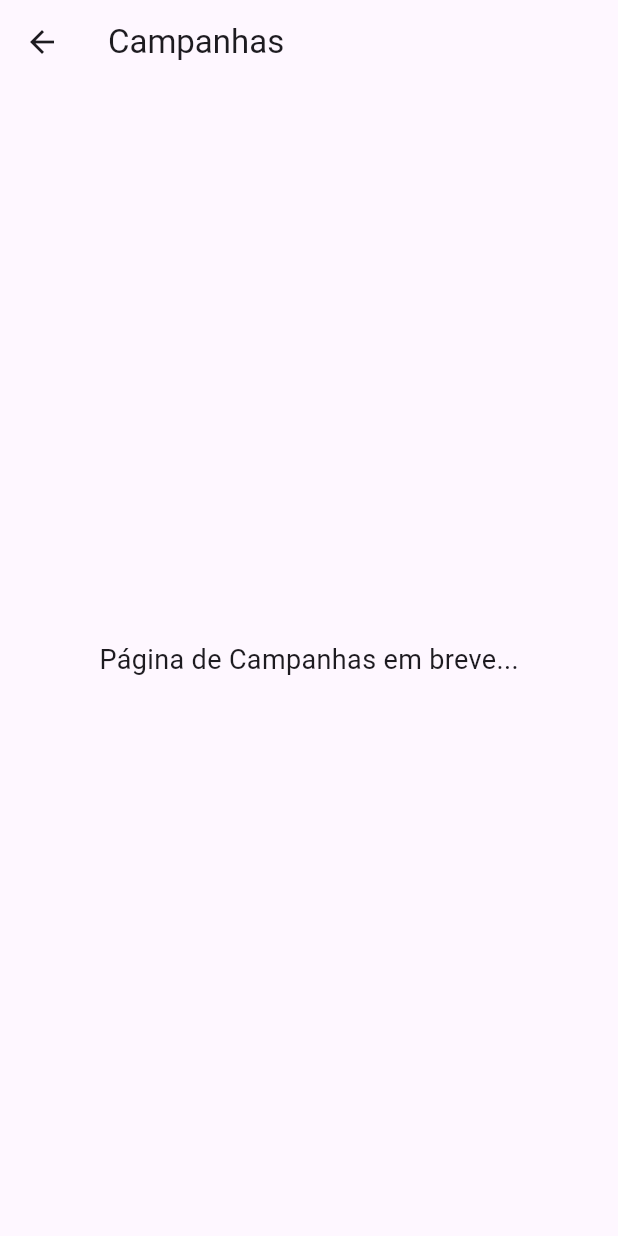
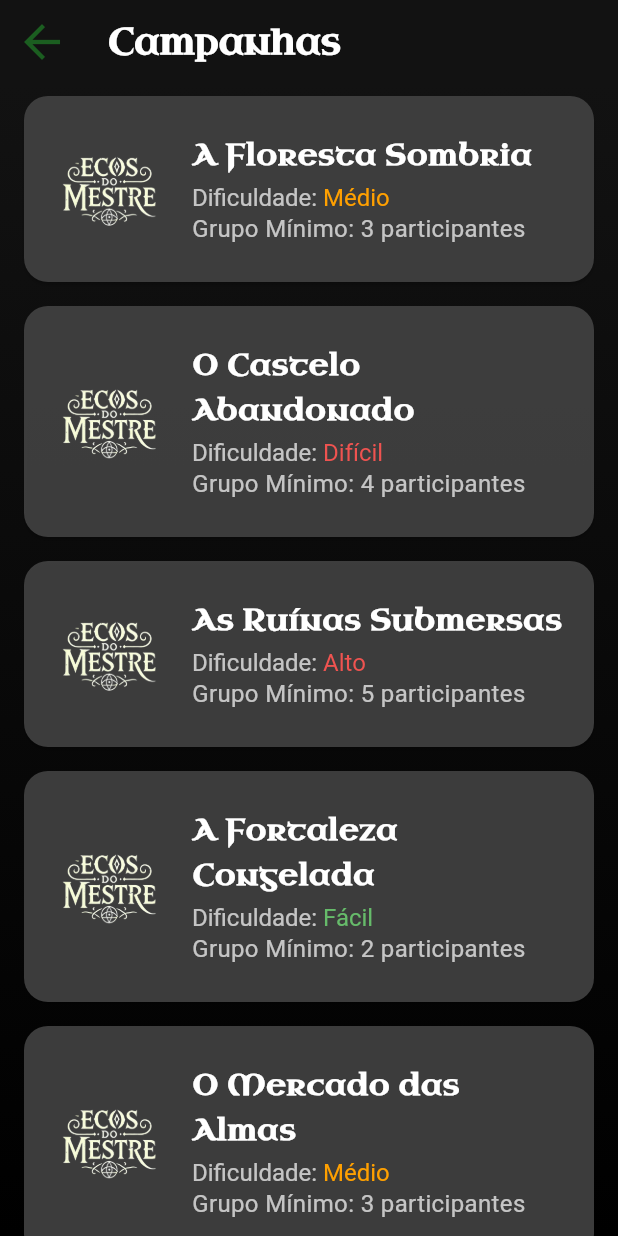
Before and after one commit to lcsmarinho/ecos_do_mestre, a Flutter app: the CampaignsPage screen opened by its route, on a phone screen of 412 x 824 dp. Run offline on Flutter 3.47's test engine with Material 3 defaults, Android fonts, the phone set to English and light mode, and no system bars.

Commit message:
Adicionando a pagina de campanha detalhada

```diff
--- /dev/null
+++ b/assets/campanhas.json
@@ -0,0 +1,62 @@
+[
+    {
+      "id": "campanha1",
+      "titulo": "A Floresta Sombria",
+      "imagem": "assets/images/ecos-nome.png",
+      "dificuldade": "Médio",
+      "grupoMinimo": 3,
+      "corpo": "Uma aventura misteriosa na floresta onde sombras ganham vida.",
+      "monstros": ["Lobisomem", "Worg"],
+      "chefoes": ["Aranha Gigante"],
+      "recompensas": ["Espada Encantada", "Poção de Cura"],
+      "npcs": ["Velho Sábio", "Caçador"]
+    },
+    {
+      "id": "campanha2",
+      "titulo": "O Castelo Abandonado",
+      "imagem": "assets/images/ecos-nome.png",
+      "dificuldade": "Difícil",
+      "grupoMinimo": 4,
+      "corpo": "Explore um castelo antigo repleto de segredos e perigos.",
+      "monstros": ["Zumbi", "Espectro"],
+      "chefoes": ["Lorde Fantasma"],
+      "recompensas": ["Armadura Mística", "Anel da Invisibilidade"],
+      "npcs": ["Gentil Fantasma", "Bibliotecário Espectral"]
+    },
+    {
+      "id": "campanha3",
+      "titulo": "As Ruínas Submersas",
+      "imagem": "assets/images/ecos-nome.png",
+      "dificuldade": "Alto",
+      "grupoMinimo": 5,
+      "corpo": "Descubra os mistérios das ruínas esquecidas no fundo do mar.",
+      "monstros": ["Sereia", "Kraken"],
+      "chefoes": ["Rei das Profundezas"],
+      "recompensas": ["Tridente Sagrado", "Colar de Pérolas"],
+      "npcs": ["Navegador", "Mago Marinho"]
+    },
+    {
+      "id": "campanha4",
+      "titulo": "A Fortaleza Congelada",
+      "imagem": "assets/images/ecos-nome.png",
+      "dificuldade": "Fácil",
+      "grupoMinimo": 2,
+      "corpo": "Uma fortaleza de gelo com segredos milenares e inimigos congelados.",
+      "monstros": ["Yeti", "Lobisomem de Gelo"],
+      "chefoes": ["Guerreiro de Gelo"],
+      "recompensas": ["Machado de Gelo", "Capa de Pelos"],
+      "npcs": ["Ancião da Neve", "Caçador do Norte"]
+    },
+    {
+      "id": "campanha5",
+      "titulo": "O Mercado das Almas",
+      "imagem": "assets/images/ecos-nome.png",
+      "dificuldade": "Médio",
+      "grupoMinimo": 3,
+      "corpo": "Um mercado místico onde almas e segredos são negociados.",
+      "monstros": ["Sombras Errantes", "Espectros"],
+      "chefoes": ["Mercador de Almas"],
+      "recompensas": ["Amuleto das Sombras", "Pergaminho Antigo"],
+      "npcs": ["Místico Errante", "Guardião dos Segredos"]
+    }
+  ]
--- a/lib/main.dart
+++ b/lib/main.dart
@@ -1,21 +1,23 @@
 import 'package:flutter/material.dart';
 import 'pages/home_screen.dart';
 import 'pages/campaigns_page.dart';
+import 'pages/campaign_detail_page.dart';
 
 void main() {
-  runApp(EcosDoMestreApp());
+  runApp(MyApp());
 }
 
-class EcosDoMestreApp extends StatelessWidget {
+class MyApp extends StatelessWidget {
   @override
   Widget build(BuildContext context) {
     return MaterialApp(
       title: 'Ecos do Mestre',
-      theme: ThemeData(primarySwatch: Colors.deepPurple),
+      theme: ThemeData(primaryColor: Color(0xFF121212)),
       initialRoute: '/',
       routes: {
         '/': (context) => HomeScreen(),
         '/campanhas': (context) => CampaignsPage(),
+        '/campanhaDetalhe': (context) => CampaignDetailPage(),
       },
     );
   }
--- a/lib/pages/campaigns_page.dart
+++ b/lib/pages/campaigns_page.dart
@@ -1,14 +1,163 @@
+import 'dart:convert';
 import 'package:flutter/material.dart';
+import 'package:flutter/services.dart';
 
-class CampaignsPage extends StatelessWidget {
+class CampaignsPage extends StatefulWidget {
+  const CampaignsPage({Key? key}) : super(key: key);
+
+  @override
+  _CampaignsPageState createState() => _CampaignsPageState();
+}
+
+class _CampaignsPageState extends State<CampaignsPage> {
+  Future<List<dynamic>> _loadCampaigns() async {
+    final jsonString = await rootBundle.loadString('assets/campanhas.json');
+    final List<dynamic> data = json.decode(jsonString);
+    return data;
+  }
+
+  // Função para determinar a cor da dificuldade
+  Color getDifficultyColor(String difficulty) {
+    switch (difficulty.toLowerCase()) {
+      case 'fácil':
+        return Color(0xFF66BB6A); // Verde claro
+      case 'médio':
+        return Color(0xFFFFA000); // Amarelo/laranja
+      case 'difícil':
+      case 'alto':
+        return Color(0xFFEF5350); // Vermelho
+      default:
+        return Colors.white;
+    }
+  }
+
   @override
   Widget build(BuildContext context) {
+    final Color accentColor = Color(
+      0xFF1B5E20,
+    ); // Tom de verde usado na estética
+
     return Scaffold(
-      appBar: AppBar(title: Text('Campanhas')),
-      body: Center(
-        child: Text(
-          'Página de Campanhas em breve...',
-          style: TextStyle(fontSize: 18),
+      appBar: AppBar(
+        leading: IconButton(
+          icon: Icon(Icons.arrow_back, size: 36),
+          color: accentColor, // Botão de voltar em verde
+          onPressed: () {
+            Navigator.pop(context);
+          },
+        ),
+        title: Text(
+          'Campanhas',
+          style: TextStyle(
+            fontFamily: 'UncialAntiqua',
+            fontSize: 24,
+            fontWeight: FontWeight.bold,
+            color: Colors.white,
+          ),
+        ),
+        backgroundColor: Color(0xFF121212),
+        elevation: 0,
+      ),
+      body: Container(
+        decoration: BoxDecoration(
+          gradient: LinearGradient(
+            colors: [Color(0xFF121212), Colors.black],
+            begin: Alignment.topCenter,
+            end: Alignment.bottomCenter,
+          ),
+        ),
+        child: FutureBuilder<List<dynamic>>(
+          future: _loadCampaigns(),
+          builder: (context, snapshot) {
+            if (snapshot.connectionState == ConnectionState.waiting) {
+              return Center(child: CircularProgressIndicator());
+            } else if (snapshot.hasError) {
+              return Center(
+                child: Text(
+                  'Erro ao carregar campanhas',
+                  style: TextStyle(color: Colors.white),
+                ),
+              );
+            } else {
+              final campaigns = snapshot.data!;
+              return ListView.builder(
+                itemCount: campaigns.length,
+                itemBuilder: (context, index) {
+                  final campaign = campaigns[index];
+                  final String diff =
+                      (campaign['dificuldade'] ?? '').toString();
+                  final Color diffColor = getDifficultyColor(diff);
+
+                  return Card(
+                    color: Color(0xFF424242).withOpacity(0.9),
+                    margin: const EdgeInsets.symmetric(
+                      horizontal: 16,
+                      vertical: 8,
+                    ),
+                    shape: RoundedRectangleBorder(
+                      borderRadius: BorderRadius.circular(16),
+                    ),
+                    child: ListTile(
+                      onTap: () {
+                        Navigator.pushNamed(
+                          context,
+                          '/campanhaDetalhe',
+                          arguments: campaign,
+                        );
+                      },
+                      contentPadding: const EdgeInsets.all(16),
+                      leading: Image.asset(
+                        campaign['imagem'],
+                        width: 80,
+                        height: 80,
+                        fit: BoxFit.cover,
+                      ),
+                      title: Text(
+                        campaign['titulo'],
+                        style: TextStyle(
+                          fontFamily: 'UncialAntiqua',
+                          fontSize: 20,
+                          fontWeight: FontWeight.bold,
+                          color: Colors.white,
+                        ),
+                      ),
+                      subtitle: Column(
+                        crossAxisAlignment: CrossAxisAlignment.start,
+                        children: [
+                          SizedBox(height: 4),
+                          RichText(
+                            text: TextSpan(
+                              text: 'Dificuldade: ',
+                              style: TextStyle(
+                                fontSize: 16,
+                                color: Colors.white70,
+                              ),
+                              children: [
+                                TextSpan(
+                                  text: diff,
+                                  style: TextStyle(
+                                    fontSize: 16,
+                                    color: diffColor,
+                                  ),
+                                ),
+                              ],
+                            ),
+                          ),
+                          Text(
+                            'Grupo Mínimo: ${campaign['grupoMinimo']} participantes',
+                            style: const TextStyle(
+                              fontSize: 16,
+                              color: Colors.white70,
+                            ),
+                          ),
+                        ],
+                      ),
+                    ),
+                  );
+                },
+              );
+            }
+          },
         ),
       ),
     );
--- a/pubspec.yaml
+++ b/pubspec.yaml
@@ -30,4 +30,5 @@ flutter:
   assets:
     - assets/images/ecos-logo.png
     - assets/images/ecos-nome.png
+    - assets/campanhas.json
   uses-material-design: true
```
Also changed, not shown: lib/pages/campaign_detail_page.dart (added, +225 -0 lines).
